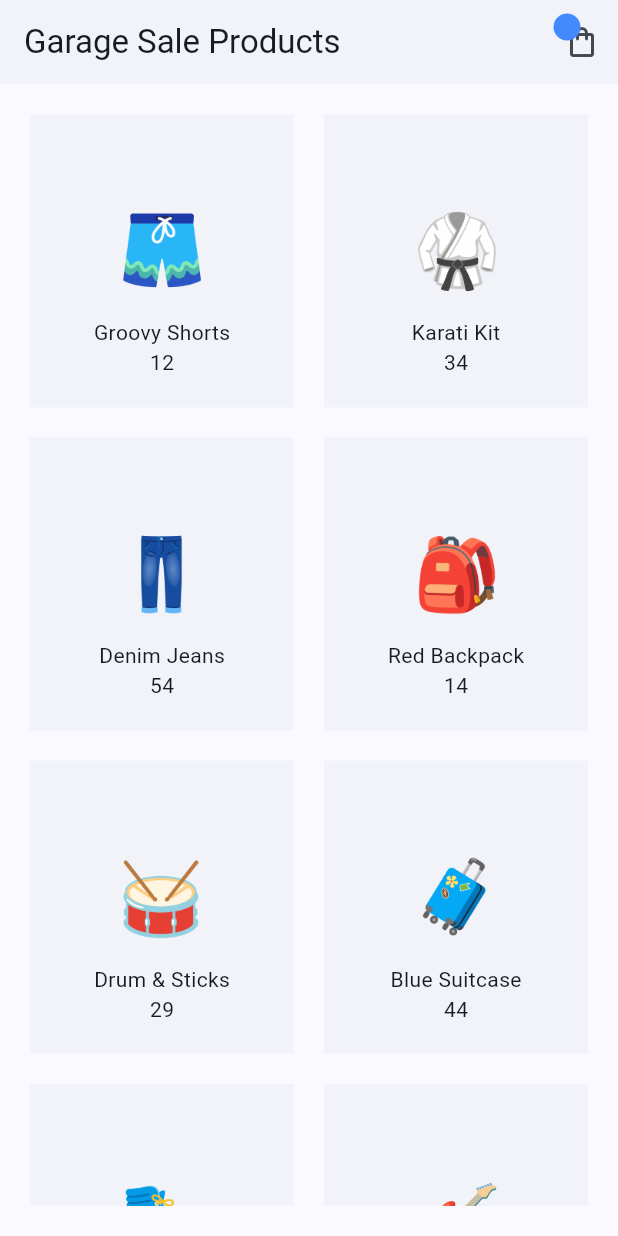
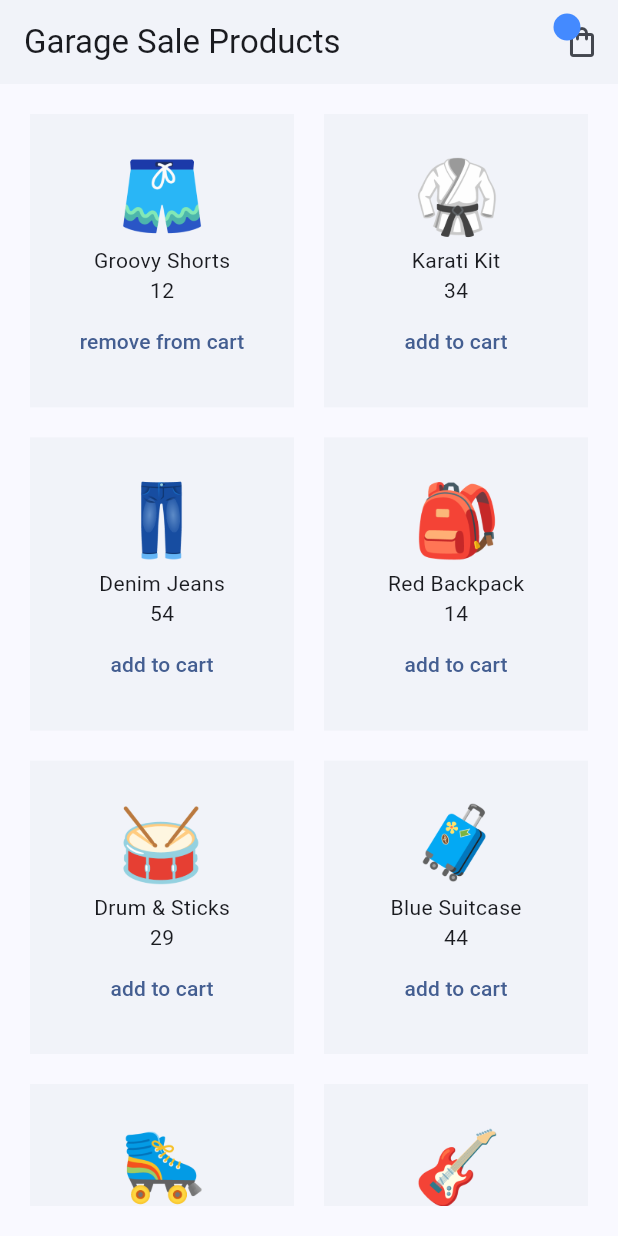
Before and after one commit to itiswd/Riverpod-Simple-Local-ECommerce, a Flutter app: the screen it shows after launch, on a phone screen of 412 x 824 dp. Run offline on Flutter 3.47's test engine with Material 3 defaults, Android fonts, the phone set to English and light mode, and no system bars; our stand-ins replace flutter_riverpod, riverpod_annotation; generated files the repository leaves out were written again.

Commit message:
Add Cart Provider and Integrate with Cart Screen and Home Screen
Created a new `CartProvider` using Riverpod to manage the state of the cart,
initializing it with a sample product. Integrated this provider into the
`CartScreen` and `HomeScreen` to display and manage cart items. Updated the
`HomeScreen` to conditionally show 'add to cart' or 'remove from cart' buttons
based on the product's presence in the cart.

```diff
--- a/lib/screens/cart/cart_screen.dart
+++ b/lib/screens/cart/cart_screen.dart
@@ -1,6 +1,6 @@
 import 'package:flutter/material.dart';
 import 'package:flutter_riverpod/flutter_riverpod.dart';
-import 'package:riverpod_files/providers/products_provider.dart';
+import 'package:riverpod_files/providers/cart_provider.dart';
 
 class CartScreen extends ConsumerStatefulWidget {
   const CartScreen({super.key});
@@ -14,7 +14,7 @@ class _CartScreenState extends ConsumerState<CartScreen> {
 
   @override
   Widget build(BuildContext context) {
-    final cartProducts = ref.watch(productsProvider);
+    final cartProducts = ref.watch(cardNotifierProvider);
     return Scaffold(
       appBar: AppBar(
         title: const Text('Your Cart'),
--- a/lib/screens/home/home_screen.dart
+++ b/lib/screens/home/home_screen.dart
@@ -1,5 +1,6 @@
 import 'package:flutter/material.dart';
 import 'package:flutter_riverpod/flutter_riverpod.dart';
+import 'package:riverpod_files/providers/cart_provider.dart';
 import 'package:riverpod_files/providers/products_provider.dart';
 import 'package:riverpod_files/shared/cart_icon.dart';
 
@@ -8,7 +9,8 @@ class HomeScreen extends ConsumerWidget {
 
   @override
   Widget build(BuildContext context, WidgetRef ref) {
-    final products = ref.watch(productsProvider);
+    final allProducts = ref.watch(productsProvider);
+    final cartProducts = ref.watch(cardNotifierProvider);
     return Scaffold(
       appBar: AppBar(
         backgroundColor: Colors.blueGrey.withOpacity(0.05),
@@ -18,7 +20,7 @@ class HomeScreen extends ConsumerWidget {
       body: Padding(
         padding: const EdgeInsets.all(20),
         child: GridView.builder(
-          itemCount: products.length,
+          itemCount: allProducts.length,
           gridDelegate: const SliverGridDelegateWithFixedCrossAxisCount(
             crossAxisCount: 2,
             mainAxisSpacing: 20,
@@ -36,11 +38,20 @@ class HomeScreen extends ConsumerWidget {
                   Image.asset(
                     width: 64,
                     height: 64,
-                    products[index].image,
+                    allProducts[index].image,
                   ),
-                  const SizedBox(height: 12.0),
-                  Text(products[index].title),
-                  Text(products[index].price.toString()),
+                  Text(allProducts[index].title),
+                  Text(allProducts[index].price.toString()),
+                  if (cartProducts.contains(allProducts[index]))
+                    TextButton(
+                      onPressed: () {},
+                      child: const Text('remove from cart'),
+                    ),
+                  if (!cartProducts.contains(allProducts[index]))
+                    TextButton(
+                      onPressed: () {},
+                      child: const Text('add to cart'),
+                    )
                 ],
               ),
             );
```
Also changed, not shown: lib/providers/cart_provider.dart (added, +20 -0 lines).
